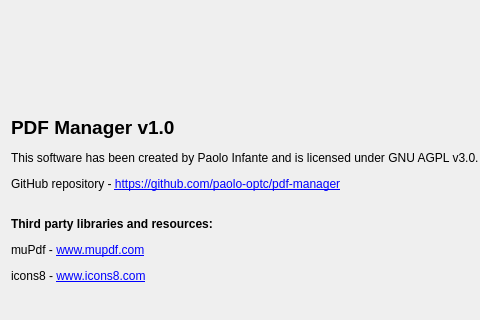
Before: the Qt Designer form aboutdialog.ui in paolo-projects/pdf-manager, drawn with Qt 5; both pictures show x 0 to 480 and y 0 to 320 of the 759 by 409 pixel window.
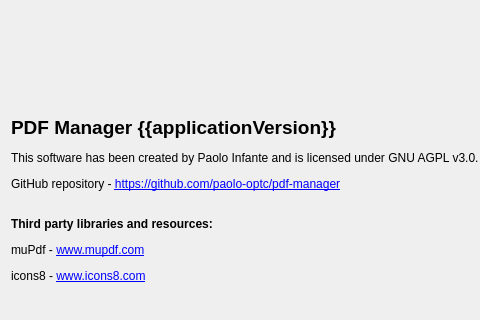
After: the same form once the commit is applied.

```diff
--- a/aboutdialog.ui
+++ b/aboutdialog.ui
@@ -41,7 +41,7 @@
       </size>
      </property>
      <property name="text">
-      <string>&lt;html&gt;&lt;head/&gt;&lt;body&gt;&lt;p&gt;&lt;span style=&quot; font-size:14pt; font-weight:600;&quot;&gt;PDF Manager v1.0&lt;/span&gt;&lt;/p&gt;&lt;p&gt;This software has been created by Paolo Infante and is licensed under GNU AGPL v3.0.&lt;/p&gt;&lt;p&gt;GitHub repository - &lt;a href=&quot;https://github.com/paolo-optc/pdf-manager&quot;&gt;&lt;span style=&quot; text-decoration: underline; color:#0000ff;&quot;&gt;https://github.com/paolo-optc/pdf-manager&lt;/span&gt;&lt;/a&gt;&lt;br/&gt;&lt;/p&gt;&lt;p&gt;&lt;span style=&quot; font-weight:600;&quot;&gt;Third party libraries and resources:&lt;/span&gt;&lt;/p&gt;&lt;p&gt;muPdf - &lt;a href=&quot;https://www.mupdf.com/index.html&quot;&gt;&lt;span style=&quot; text-decoration: underline; color:#0000ff;&quot;&gt;www.mupdf.com&lt;/span&gt;&lt;/a&gt;&lt;/p&gt;&lt;p&gt;icons8 - &lt;a href=&quot;https://icons8.com&quot;&gt;&lt;span style=&quot; text-decoration: underline; color:#0000ff;&quot;&gt;www.icons8.com&lt;/span&gt;&lt;/a&gt;&lt;/p&gt;&lt;/body&gt;&lt;/html&gt;</string>
+      <string>&lt;html&gt;&lt;head/&gt;&lt;body&gt;&lt;p&gt;&lt;span style=&quot; font-size:14pt; font-weight:600;&quot;&gt;PDF Manager {{applicationVersion}}&lt;/span&gt;&lt;/p&gt;&lt;p&gt;This software has been created by Paolo Infante and is licensed under GNU AGPL v3.0.&lt;/p&gt;&lt;p&gt;GitHub repository - &lt;a href=&quot;https://github.com/paolo-optc/pdf-manager&quot;&gt;&lt;span style=&quot; text-decoration: underline; color:#0000ff;&quot;&gt;https://github.com/paolo-optc/pdf-manager&lt;/span&gt;&lt;/a&gt;&lt;br/&gt;&lt;/p&gt;&lt;p&gt;&lt;span style=&quot; font-weight:600;&quot;&gt;Third party libraries and resources:&lt;/span&gt;&lt;/p&gt;&lt;p&gt;muPdf - &lt;a href=&quot;https://www.mupdf.com/index.html&quot;&gt;&lt;span style=&quot; text-decoration: underline; color:#0000ff;&quot;&gt;www.mupdf.com&lt;/span&gt;&lt;/a&gt;&lt;/p&gt;&lt;p&gt;icons8 - &lt;a href=&quot;https://icons8.com&quot;&gt;&lt;span style=&quot; text-decoration: underline; color:#0000ff;&quot;&gt;www.icons8.com&lt;/span&gt;&lt;/a&gt;&lt;/p&gt;&lt;/body&gt;&lt;/html&gt;</string>
      </property>
     </widget>
    </item>
```
